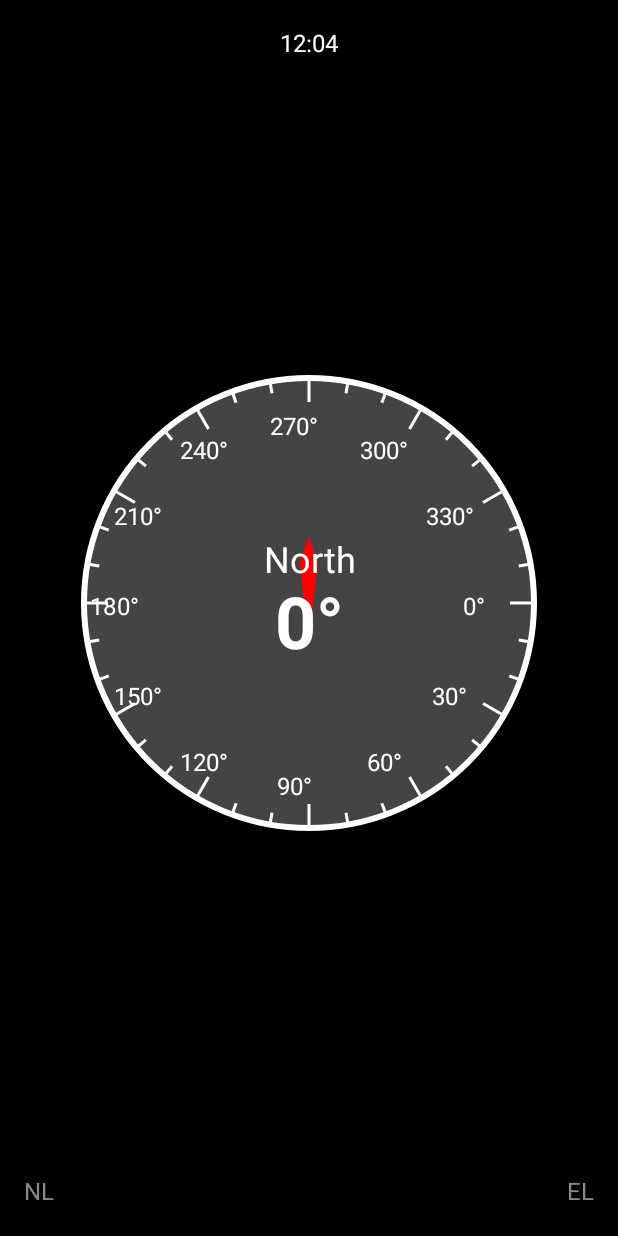
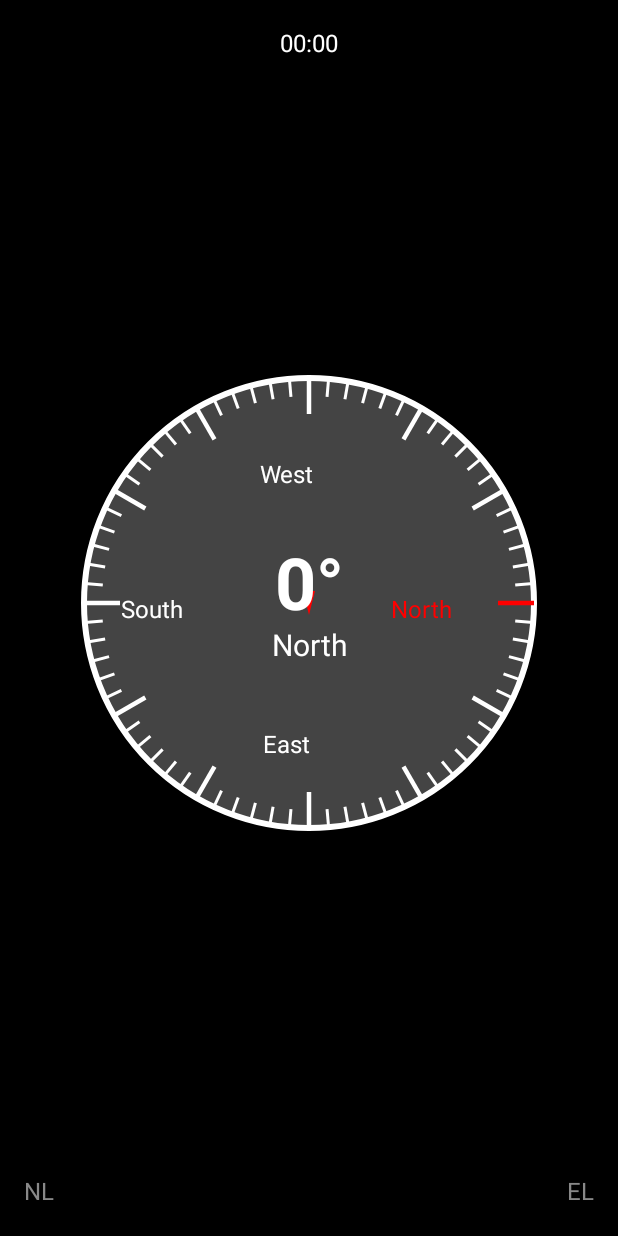
Before and after one commit to ZohaibKhanDev/Compass, an Android app built with Jetpack Compose: the screen it shows after launch (MainActivity), on a phone screen of 412 x 824 dp. Run offline under Robolectric (Android 15) with nearby library versions, the phone set to English and light mode, and no system bars.

Commit message:
Compass Change

```diff
--- a/app/src/main/java/com/example/compass/MainActivity.kt
+++ b/app/src/main/java/com/example/compass/MainActivity.kt
@@ -30,9 +30,7 @@ import androidx.compose.ui.Alignment
 import androidx.compose.ui.Modifier
 import androidx.compose.ui.geometry.Offset
 import androidx.compose.ui.graphics.Color
-import androidx.compose.ui.graphics.Paint
 import androidx.compose.ui.graphics.Path
-import androidx.compose.ui.graphics.StrokeCap
 import androidx.compose.ui.graphics.graphicsLayer
 import androidx.compose.ui.graphics.nativeCanvas
 import androidx.compose.ui.graphics.toArgb
@@ -44,6 +42,9 @@ import androidx.compose.ui.unit.dp
 import androidx.compose.ui.unit.sp
 import androidx.lifecycle.Lifecycle
 import androidx.lifecycle.LifecycleEventObserver
+import java.lang.Math.toRadians
+import kotlin.math.cos
+import kotlin.math.sin
 
 class MainActivity : ComponentActivity() {
     override fun onCreate(savedInstanceState: Bundle?) {
@@ -60,7 +61,6 @@ fun CompassScreen() {
     val context = LocalContext.current
     val lifecycleOwner = LocalLifecycleOwner.current
 
-
     DisposableEffect(key1 = lifecycleOwner) {
         val sensorEventListener = object : SensorEventListener {
             override fun onSensorChanged(event: SensorEvent?) {
@@ -69,14 +69,10 @@ fun CompassScreen() {
                     angle = alpha * angle + (1 - alpha) * event.values[0]
                 }
             }
-
-            override fun onAccuracyChanged(sensor: Sensor?, accuracy: Int) {
-
-            }
+            override fun onAccuracyChanged(sensor: Sensor?, accuracy: Int) { }
         }
         val sensorManager = context.getSystemService(SENSOR_SERVICE) as SensorManager
         val orientationSensor = sensorManager.getDefaultSensor(Sensor.TYPE_ORIENTATION)
-
         val lifecycleObserver = LifecycleEventObserver { _, event ->
             if (event == Lifecycle.Event.ON_RESUME) {
                 orientationSensor?.let {
@@ -90,14 +86,12 @@ fun CompassScreen() {
                 sensorManager.unregisterListener(sensorEventListener)
             }
         }
-
         lifecycleOwner.lifecycle.addObserver(lifecycleObserver)
         onDispose {
             lifecycleOwner.lifecycle.removeObserver(lifecycleObserver)
             sensorManager.unregisterListener(sensorEventListener)
         }
     }
-
 
     Box(
         modifier = Modifier
@@ -111,7 +105,7 @@ fun CompassScreen() {
             verticalArrangement = Arrangement.SpaceBetween
         ) {
             Text(
-                text = "12:04",
+                text = "00:00",
                 color = Color.White,
                 fontSize = 16.sp,
                 modifier = Modifier.padding(top = 20.dp)
@@ -140,21 +134,41 @@ fun CompassScreen() {
     }
 }
 
-
 @Composable
 fun Compass(angle: Float) {
+    val primaryAngle = (angle + 360).mod(360.0).toFloat()
+    var directionText by remember { mutableStateOf("North") }
+
+
+    when (primaryAngle) {
+        in 22.5..67.5 -> directionText = "Northeast"
+        in 67.5..112.5 -> directionText = "East"
+        in 112.5..157.5 -> directionText = "Southeast"
+        in 157.5..202.5 -> directionText = "South"
+        in 202.5..247.5 -> directionText = "Southwest"
+        in 247.5..292.5 -> directionText = "West"
+        in 292.5..337.5 -> directionText = "Northwest"
+        else -> directionText = "North"
+    }
+
     Box(
         contentAlignment = Alignment.Center,
         modifier = Modifier
             .size(300.dp)
             .graphicsLayer { rotationZ = -angle }
-            .background(Color.DarkGray, shape = CircleShape)
+            .background(Color.Black, shape = CircleShape)
     ) {
-
         Canvas(modifier = Modifier.fillMaxSize()) {
             val centerX = size.width / 2
             val centerY = size.height / 2
             val radius = size.minDimension / 2
+
+
+            drawCircle(
+                color = Color.DarkGray,
+                radius = radius,
+                center = Offset(centerX, centerY)
+            )
 
 
             drawCircle(
@@ -164,35 +178,38 @@ fun Compass(angle: Float) {
                 style = androidx.compose.ui.graphics.drawscope.Stroke(width = 4.dp.toPx())
             )
 
+            for (i in 0..359 step 5) {
+                val angleInRad = toRadians(i.toDouble())
+                val lineLength = if (i % 30 == 0) 24.dp.toPx() else 12.dp.toPx()
+                val strokeWidth = if (i % 30 == 0) 3.dp.toPx() else 2.dp.toPx()
 
-            for (i in 0..359 step 10) {
-                val angleInRad = Math.toRadians(i.toDouble())
-                val lineLength = if (i % 30 == 0) 16.dp.toPx() else 8.dp.toPx()
-                val startX = centerX + (radius - lineLength) * kotlin.math.cos(angleInRad)
-                val startY = centerY + (radius - lineLength) * kotlin.math.sin(angleInRad)
-                val endX = centerX + radius * kotlin.math.cos(angleInRad)
-                val endY = centerY + radius * kotlin.math.sin(angleInRad)
+                val startX = centerX + (radius - lineLength) * cos(angleInRad)
+                val startY = centerY + (radius - lineLength) * sin(angleInRad)
+                val endX = centerX + radius * cos(angleInRad)
+                val endY = centerY + radius * sin(angleInRad)
 
                 drawLine(
-                    color = Color.White,
+                    color = if (isAngleBetween(i.toFloat(), primaryAngle, angleTolerance = 2.5f)) Color.Red else Color.White,
                     start = Offset(startX.toFloat(), startY.toFloat()),
                     end = Offset(endX.toFloat(), endY.toFloat()),
-                    strokeWidth = 2.dp.toPx()
+                    strokeWidth = strokeWidth
                 )
 
 
                 if (i % 30 == 0) {
-                    val textRadius = radius - 30.dp.toPx()
-                    val textX = centerX + textRadius * kotlin.math.cos(angleInRad) - 10.dp.toPx()
-                    val textY = centerY + textRadius * kotlin.math.sin(angleInRad) + 8.dp.toPx()
+                    val textRadius = radius - 60.dp.toPx()
+                    val textX = centerX + textRadius * cos(angleInRad) - 15.dp.toPx()
+                    val textY = centerY + textRadius * sin(angleInRad) + 10.dp.toPx()
+
+
                     drawContext.canvas.nativeCanvas.drawText(
-                        "$i°",
+                        getDirectionText(i),
                         textX.toFloat(),
                         textY.toFloat(),
                         android.graphics.Paint().apply {
                             textSize = 16.sp.toPx()
                             textAlign = android.graphics.Paint.Align.CENTER
-                            color = Color.White.toArgb()
+                            color = if (isAngleBetween(i.toFloat(), primaryAngle, angleTolerance = 15f)) Color.Red.toArgb() else Color.White.toArgb()
                         }
                     )
                 }
@@ -202,37 +219,55 @@ fun Compass(angle: Float) {
 
         Canvas(
             modifier = Modifier
-                .size(12.dp, 90.dp)
+                .size(8.dp, 16.dp)
+                .graphicsLayer { rotationZ = 180f },
         ) {
             val path = Path().apply {
                 moveTo(size.width / 2, 0f)
-                lineTo(0f, size.height * 0.2f)
-                lineTo(size.width / 2, size.height * 0.8f)
-                lineTo(size.width, size.height * 0.2f)
+                lineTo(0f, size.height)
+                lineTo(size.width, size.height)
                 close()
             }
             drawPath(
                 path = path,
-                color = Color.Red,
+                color = Color.Red
             )
         }
 
-
         Column(horizontalAlignment = Alignment.CenterHorizontally) {
-            Text(
-                text = "North",
-                color = Color.White,
-                fontSize = 24.sp,
-                textAlign = TextAlign.Center
-            )
 
             Text(
-                text = "${angle.toInt()}°",
+                text = "${primaryAngle.toInt()}°",
                 color = Color.White,
                 fontSize = 48.sp,
                 fontWeight = FontWeight.Bold,
                 textAlign = TextAlign.Center
             )
+
+            Text(
+                text = directionText,
+                color = Color.White,
+                fontSize = 20.sp,
+                textAlign = TextAlign.Center
+            )
         }
     }
 }
+
+
+fun isAngleBetween(target: Float, angle: Float, angleTolerance: Float): Boolean {
+    val minAngle = (angle - angleTolerance + 360) % 360
+    val maxAngle = (angle + angleTolerance) % 360
+    return (target >= minAngle && target <= maxAngle) ||
+            (maxAngle < minAngle && (target >= minAngle || target <= maxAngle))
+}
+
+fun getDirectionText(angle: Int): String {
+    return when (angle) {
+        0 -> "North"
+        90 -> "East"
+        180 -> "South"
+        270 -> "West"
+        else -> ""
+    }
+}
```
